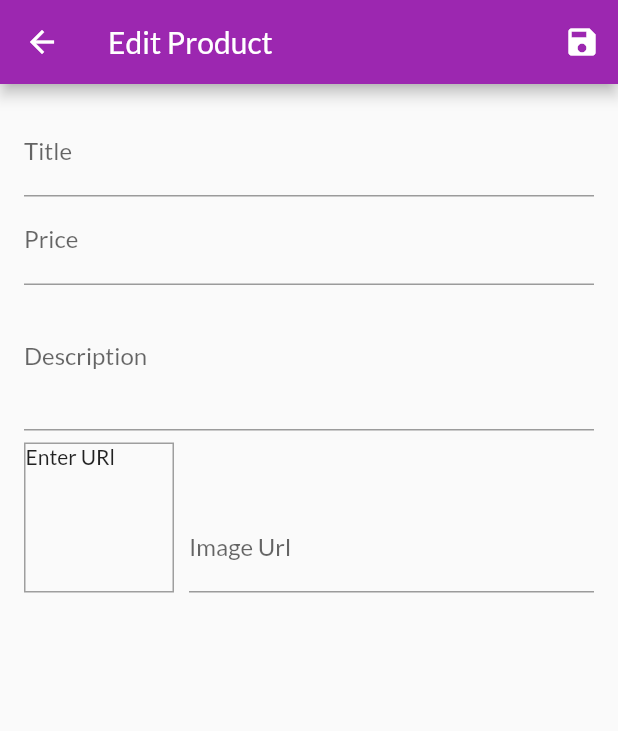
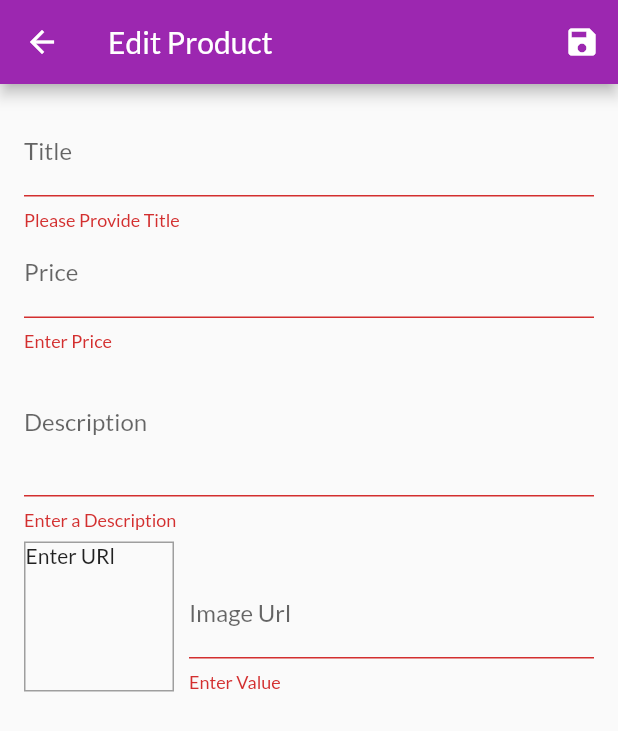
Before and after one commit to Neeraj-Palliyali/ShoppingApp, a Flutter app: the EditProductScreen screen opened by its route, after a tap on the "save" icon, on a phone screen of 412 x 824 dp. Shown: the top 731 px of the screen. Run offline on Flutter 3.47's test engine with Material 2 defaults, Android fonts, the phone set to English and light mode, and no system bars; network calls fail.

Commit message:
Product Management

```diff
--- a/lib/screens/edit_product_screen.dart
+++ b/lib/screens/edit_product_screen.dart
@@ -1,5 +1,8 @@
 import 'package:ShoppingApp/providers/product.dart';
 import 'package:flutter/material.dart';
+import 'package:provider/provider.dart';
+
+import 'package:ShoppingApp/providers/products.dart';
 
 class EditProductScreen extends StatefulWidget {
   static const routeName = '/edit-product';
@@ -15,21 +18,68 @@ class _EditProductScreenState extends State<EditProductScreen> {
   final _form = GlobalKey<FormState>();
   var _editedProduct =
       Product(id: null, title: '', description: '', imageUrl: '', price: 0);
-
+  var _isInit = true;
+  var _initValues = {
+    'title': '',
+    'description': '',
+    'price': '',
+    'imageUrl': ''
+  };
   @override
   void initState() {
     _imageUrlFocusNode.addListener(_updateImageUrl);
+
     super.initState();
+  }
+
+  @override
+  void didChangeDependencies() {
+    if (_isInit == true) {
+      final productId = ModalRoute.of(context).settings.arguments as String;
+      if (productId != null) {
+        _editedProduct =
+            Provider.of<Products>(context, listen: false).findById(productId);
+        _initValues = {
+          'title': _editedProduct.title,
+          'description': _editedProduct.description,
+          'price': _editedProduct.price.toString(),
+          // 'imageUrl': _editedProduct.imageUrl
+          'imageUrl': ''
+        };
+        _imageUrlController.text = _editedProduct.imageUrl;
+      }
+    }
+    _isInit = false;
+    super.didChangeDependencies();
   }
 
   void _updateImageUrl() {
     if (!_imageUrlFocusNode.hasFocus) {
+      if ((_imageUrlController.text.isEmpty) ||
+          (!_imageUrlController.text.startsWith('http') &&
+              !_imageUrlController.text.startsWith('https')) ||
+          ((!_imageUrlController.text.endsWith('.png') &&
+              !_imageUrlController.text.endsWith('.jpg')))) {
+        return;
+      }
       setState(() {});
     }
   }
 
   void _saveForm() {
+    final isValid = _form.currentState.validate();
+    if (!isValid) {
+      return;
+    }
     _form.currentState.save();
+    if (_editedProduct.id != null) {
+      Provider.of<Products>(context, listen: false)
+          .updateProduct(_editedProduct.id, _editedProduct);
+    } else {
+      Provider.of<Products>(context, listen: false).addProduct(_editedProduct);
+    }
+
+    Navigator.of(context).pop();
   }
 
   @override
@@ -58,14 +108,23 @@ class _EditProductScreenState extends State<EditProductScreen> {
           child: ListView(
             children: [
               TextFormField(
+                initialValue: _initValues['title'],
                 decoration: InputDecoration(labelText: 'Title'),
                 textInputAction: TextInputAction.next,
                 onFieldSubmitted: (_) {
                   FocusScope.of(context).requestFocus(_priceFocusNode);
                 },
+                validator: (value) {
+                  if (value.isEmpty) {
+                    return "Please Provide Title";
+                  } else {
+                    return null;
+                  }
+                },
                 onSaved: (value) {
                   _editedProduct = Product(
-                      id: null,
+                      id: _editedProduct.id,
+                      isFavorite: _editedProduct.isFavorite,
                       title: value,
                       description: _editedProduct.description,
                       imageUrl: _editedProduct.imageUrl,
@@ -73,16 +132,31 @@ class _EditProductScreenState extends State<EditProductScreen> {
                 },
               ),
               TextFormField(
+                initialValue: _initValues['price'],
                 decoration: InputDecoration(labelText: 'Price'),
                 textInputAction: TextInputAction.next,
                 keyboardType: TextInputType.number,
                 focusNode: _priceFocusNode,
+                validator: (value) {
+                  if (value.isEmpty) {
+                    return "Enter Price";
+                  }
+                  if (double.tryParse(value) == null) {
+                    return "Enter Valid Number";
+                  }
+                  if (double.parse(value) <= 0) {
+                    return "Enter Number Greater than Zero";
+                  } else {
+                    return null;
+                  }
+                },
                 onFieldSubmitted: (_) {
                   FocusScope.of(context).requestFocus(_descriptionFocusNode);
                 },
                 onSaved: (value) {
                   _editedProduct = Product(
-                      id: null,
+                      id: _editedProduct.id,
+                      isFavorite: _editedProduct.isFavorite,
                       title: _editedProduct.title,
                       description: _editedProduct.description,
                       imageUrl: _editedProduct.imageUrl,
@@ -90,13 +164,25 @@ class _EditProductScreenState extends State<EditProductScreen> {
                 },
               ),
               TextFormField(
+                initialValue: _initValues['description'],
                 decoration: InputDecoration(labelText: 'Description'),
                 maxLines: 3,
                 focusNode: _descriptionFocusNode,
                 keyboardType: TextInputType.multiline,
+                validator: (value) {
+                  if (value.isEmpty) {
+                    return "Enter a Description";
+                  }
+                  if (value.length < 10) {
+                    return "Should be greater than 10";
+                  } else {
+                    return null;
+                  }
+                },
                 onSaved: (value) {
                   _editedProduct = Product(
-                      id: null,
+                      id: _editedProduct.id,
+                      isFavorite: _editedProduct.isFavorite,
                       title: _editedProduct.title,
                       description: value,
                       imageUrl: _editedProduct.imageUrl,
@@ -134,9 +220,25 @@ class _EditProductScreenState extends State<EditProductScreen> {
                       controller: _imageUrlController,
                       focusNode: _imageUrlFocusNode,
                       onFieldSubmitted: (_) => _saveForm(),
+                      validator: (value) {
+                        if (value.isEmpty) {
+                          return "Enter Value";
+                        }
+                        if (!value.startsWith('http') &&
+                            !value.startsWith('https')) {
+                          return 'Please enter a valid url';
+                        }
+                        if (!value.endsWith('.png') &&
+                            !value.endsWith('.jpg')) {
+                          return "Enter a valid url";
+                        } else {
+                          return null;
+                        }
+                      },
                       onSaved: (value) {
                         _editedProduct = Product(
-                            id: null,
+                            id: _editedProduct.id,
+                            isFavorite: _editedProduct.isFavorite,
                             title: _editedProduct.title,
                             description: _editedProduct.description,
                             imageUrl: value,
--- a/lib/screens/user_products_screen.dart
+++ b/lib/screens/user_products_screen.dart
@@ -31,6 +31,7 @@ class UserProductsScreen extends StatelessWidget {
           itemBuilder: (_, i) => Column(
             children: [
               UserProductItem(
+                productData.items[i].id,
                 productData.items[i].title,
                 productData.items[i].imageUrl,
               ),
```
Also changed, not shown: lib/providers/products.dart (+26 -11 lines), lib/widgets/user_product_item.dart (+13 -3 lines).
